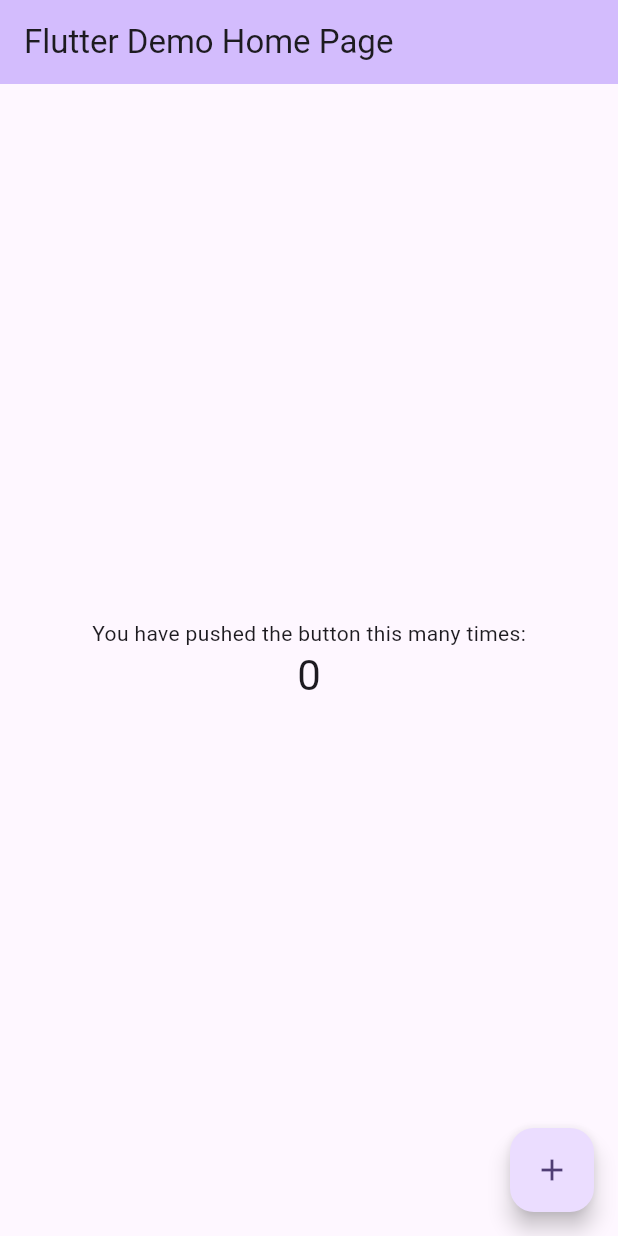
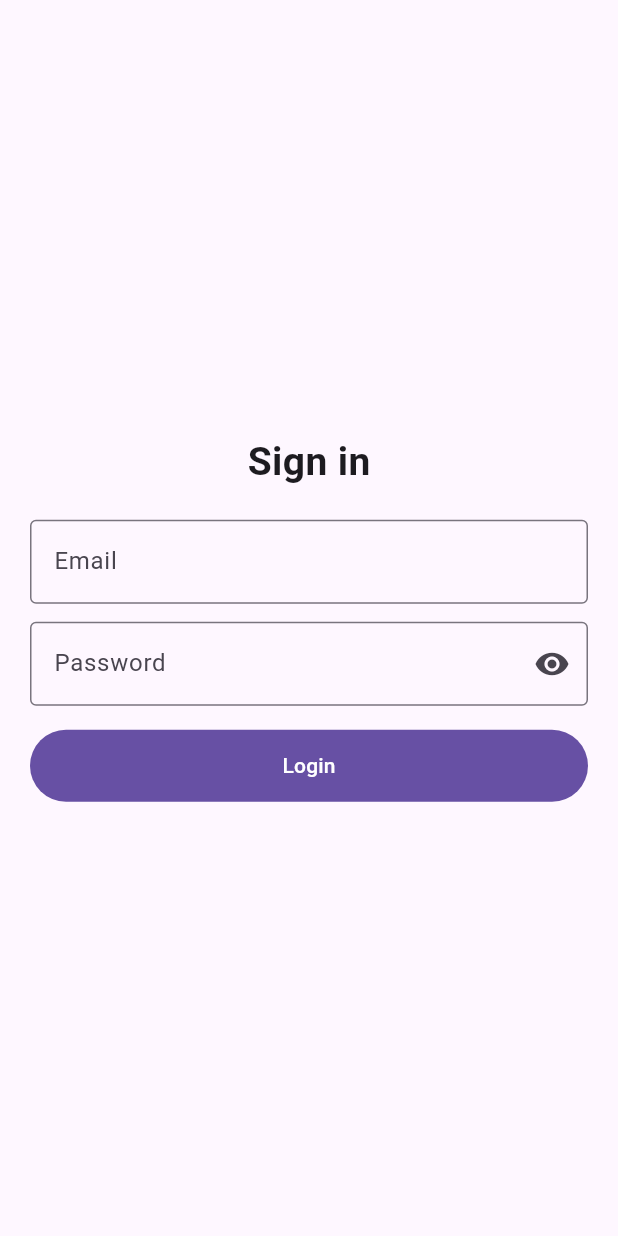
Before and after one commit to gabriel-a-vieira/app_front_mobile, a Flutter app: the screen it shows after launch, on a phone screen of 412 x 824 dp. Run offline on Flutter 3.47's test engine with Material 3 defaults, Android fonts, the phone set to English and light mode, and no system bars; our stand-ins replace dio, flutter_secure_storage, go_router.

Commit message:
Make the app run for the first time
Adding CORS + dependencies that were missing + adjusting some validations

```diff
--- /dev/null
+++ b/lib/app_router.dart
@@ -0,0 +1,19 @@
+import 'package:go_router/go_router.dart';
+import 'pages/login_page.dart';
+import 'pages/home_page.dart';
+
+GoRouter buildRouter() {
+  return GoRouter(
+    initialLocation: '/login',
+    routes: [
+      GoRoute(
+        path: '/login',
+        builder: (context, state) => const LoginPage(),
+      ),
+      GoRoute(
+        path: '/',
+        builder: (context, state) => const HomePage(),
+      ),
+    ],
+  );
+}
--- a/lib/main.dart
+++ b/lib/main.dart
@@ -1,4 +1,5 @@
 import 'package:flutter/material.dart';
+import 'app_router.dart';  // Importando o arquivo que define o buildRouter
 
 void main() {
   runApp(const MyApp());
@@ -7,115 +8,16 @@ void main() {
 class MyApp extends StatelessWidget {
   const MyApp({super.key});
 
-  // This widget is the root of your application.
   @override
   Widget build(BuildContext context) {
-    return MaterialApp(
-      title: 'Flutter Demo',
+    final router = buildRouter();  // Agora o buildRouter será reconhecido
+
+    return MaterialApp.router(
+      title: 'Agenda App',
+      debugShowCheckedModeBanner: false,
+      routerConfig: router,
       theme: ThemeData(
-        // This is the theme of your application.
-        //
-        // TRY THIS: Try running your application with "flutter run". You'll see
-        // the application has a purple toolbar. Then, without quitting the app,
-        // try changing the seedColor in the colorScheme below to Colors.green
-        // and then invoke "hot reload" (save your changes or press the "hot
-        // reload" button in a Flutter-supported IDE, or press "r" if you used
-        // the command line to start the app).
-        //
-        // Notice that the counter didn't reset back to zero; the application
-        // state is not lost during the reload. To reset the state, use hot
-        // restart instead.
-        //
-        // This works for code too, not just values: Most code changes can be
-        // tested with just a hot reload.
-        colorScheme: .fromSeed(seedColor: Colors.deepPurple),
-      ),
-      home: const MyHomePage(title: 'Flutter Demo Home Page'),
-    );
-  }
-}
-
-class MyHomePage extends StatefulWidget {
-  const MyHomePage({super.key, required this.title});
-
-  // This widget is the home page of your application. It is stateful, meaning
-  // that it has a State object (defined below) that contains fields that affect
-  // how it looks.
-
-  // This class is the configuration for the state. It holds the values (in this
-  // case the title) provided by the parent (in this case the App widget) and
-  // used by the build method of the State. Fields in a Widget subclass are
-  // always marked "final".
-
-  final String title;
-
-  @override
-  State<MyHomePage> createState() => _MyHomePageState();
-}
-
-class _MyHomePageState extends State<MyHomePage> {
-  int _counter = 0;
-
-  void _incrementCounter() {
-    setState(() {
-      // This call to setState tells the Flutter framework that something has
-      // changed in this State, which causes it to rerun the build method below
-      // so that the display can reflect the updated values. If we changed
-      // _counter without calling setState(), then the build method would not be
-      // called again, and so nothing would appear to happen.
-      _counter++;
-    });
-  }
-
-  @override
-  Widget build(BuildContext context) {
-    // This method is rerun every time setState is called, for instance as done
-    // by the _incrementCounter method above.
-    //
-    // The Flutter framework has been optimized to make rerunning build methods
-    // fast, so that you can just rebuild anything that needs updating rather
-    // than having to individually change instances of widgets.
-    return Scaffold(
-      appBar: AppBar(
-        // TRY THIS: Try changing the color here to a specific color (to
-        // Colors.amber, perhaps?) and trigger a hot reload to see the AppBar
-        // change color while the other colors stay the same.
-        backgroundColor: Theme.of(context).colorScheme.inversePrimary,
-        // Here we take the value from the MyHomePage object that was created by
-        // the App.build method, and use it to set our appbar title.
-        title: Text(widget.title),
-      ),
-      body: Center(
-        // Center is a layout widget. It takes a single child and positions it
-        // in the middle of the parent.
-        child: Column(
-          // Column is also a layout widget. It takes a list of children and
-          // arranges them vertically. By default, it sizes itself to fit its
-          // children horizontally, and tries to be as tall as its parent.
-          //
-          // Column has various properties to control how it sizes itself and
-          // how it positions its children. Here we use mainAxisAlignment to
-          // center the children vertically; the main axis here is the vertical
-          // axis because Columns are vertical (the cross axis would be
-          // horizontal).
-          //
-          // TRY THIS: Invoke "debug painting" (choose the "Toggle Debug Paint"
-          // action in the IDE, or press "p" in the console), to see the
-          // wireframe for each widget.
-          mainAxisAlignment: .center,
-          children: [
-            const Text('You have pushed the button this many times:'),
-            Text(
-              '$_counter',
-              style: Theme.of(context).textTheme.headlineMedium,
-            ),
-          ],
-        ),
-      ),
-      floatingActionButton: FloatingActionButton(
-        onPressed: _incrementCounter,
-        tooltip: 'Increment',
-        child: const Icon(Icons.add),
+        useMaterial3: true,
       ),
     );
   }
--- /dev/null
+++ b/lib/pages/login_page.dart
@@ -0,0 +1,161 @@
+import 'package:flutter/material.dart';
+import 'package:go_router/go_router.dart';
+import '../services/auth_service.dart';
+import '../storage/token_storage.dart';
+
+class LoginPage extends StatefulWidget {
+  const LoginPage({super.key});
+
+  @override
+  State<LoginPage> createState() => _LoginPageState();
+}
+
+class _LoginPageState extends State<LoginPage> {
+  final _formKey = GlobalKey<FormState>();
+
+  final _emailCtrl = TextEditingController();
+  final _passCtrl = TextEditingController();
+
+  bool _loading = false;
+  bool _obscure = true;
+
+  // TODO: set your backend url here
+  final _authService = AuthService(baseUrl: 'http://localhost:8081');
+  final _tokenStorage = TokenStorage();
+
+  @override
+  void dispose() {
+    _emailCtrl.dispose();
+    _passCtrl.dispose();
+    super.dispose();
+  }
+
+  Future<void> _submit() async {
+    final isValid = _formKey.currentState?.validate() ?? false;
+    if (!isValid) return;
+
+    setState(() => _loading = true);
+
+    try {
+      final token = await _authService.login(
+        email: _emailCtrl.text.trim(),
+        password: _passCtrl.text,
+      );
+
+      await _tokenStorage.saveAccessToken(token);
+
+      if (!mounted) return;
+      context.go('/'); // home
+    } catch (e) {
+      if (!mounted) return;
+      ScaffoldMessenger.of(context).showSnackBar(
+        const SnackBar(content: Text('Login failed. Check credentials.')),
+      );
+    } finally {
+      if (mounted) setState(() => _loading = false);
+    }
+  }
+
+  @override
+  Widget build(BuildContext context) {
+    return Scaffold(
+      body: LayoutBuilder(
+        builder: (context, constraints) {
+          final isWide = constraints.maxWidth >= 700;
+
+          final content = Form(
+            key: _formKey,
+            child: Column(
+              mainAxisSize: MainAxisSize.min,
+              children: [
+                const Text(
+                  'Sign in',
+                  style: TextStyle(fontSize: 26, fontWeight: FontWeight.w700),
+                ),
+                const SizedBox(height: 20),
+
+                TextFormField(
+                  controller: _emailCtrl,
+                  keyboardType: TextInputType.emailAddress,
+                  autofillHints: const [AutofillHints.email],
+                  decoration: const InputDecoration(
+                    labelText: 'Email',
+                    border: OutlineInputBorder(),
+                  ),
+                  validator: (v) {
+                    final value = (v ?? '').trim();
+                    if (value.isEmpty) return 'Email required';
+                    if (!value.contains('@')) return 'Invalid email';
+                    return null;
+                  },
+                ),
+                const SizedBox(height: 12),
+
+                TextFormField(
+                  controller: _passCtrl,
+                  obscureText: _obscure,
+                  autofillHints: const [AutofillHints.password],
+                  decoration: InputDecoration(
+                    labelText: 'Password',
+                    border: const OutlineInputBorder(),
+                    suffixIcon: IconButton(
+                      onPressed: () => setState(() => _obscure = !_obscure),
+                      icon: Icon(_obscure ? Icons.visibility : Icons.visibility_off),
+                    ),
+                  ),
+                  validator: (v) {
+                    final value = v ?? '';
+                    if (value.isEmpty) return 'Password required';
+                    return null;
+                  },
+                ),
+                const SizedBox(height: 16),
+
+                SizedBox(
+                  width: double.infinity,
+                  height: 48,
+                  child: FilledButton(
+                    onPressed: _loading ? null : _submit,
+                    child: _loading
+                        ? const SizedBox(
+                            width: 18,
+                            height: 18,
+                            child: CircularProgressIndicator(strokeWidth: 2),
+                          )
+                        : const Text('Login'),
+                  ),
+                ),
+              ],
+            ),
+          );
+
+          // Mobile: full width with padding
+          if (!isWide) {
+            return Center(
+              child: SingleChildScrollView(
+                padding: const EdgeInsets.all(20),
+                child: content,
+              ),
+            );
+          }
+
+          // Web/wide: centered card with max width
+          return Center(
+            child: SingleChildScrollView(
+              padding: const EdgeInsets.all(24),
+              child: ConstrainedBox(
+                constraints: const BoxConstraints(maxWidth: 420),
+                child: Card(
+                  child: Padding(
+                    padding: const EdgeInsets.all(20),
+                    child: content,
+                  ),
+                ),
+              ),
+            ),
+          );
+        },
+      ),
+    );
+  }
+}
--- /dev/null
+++ b/lib/services/auth_service.dart
@@ -0,0 +1,37 @@
+import 'package:dio/dio.dart';
+
+class AuthService {
+  AuthService({
+    Dio? dio,
+    required this.baseUrl,
+  }) : _dio = dio ?? Dio();
+
+  final Dio _dio;
+  final String baseUrl;
+
+  Future<String> login({
+    required String email,
+    required String password,
+  }) async {
+    final url = '$baseUrl/auth/login';
+
+    final response = await _dio.post(
+      url,
+      data: {
+        'email': email,
+        'password': password,
+      },
+      options: Options(
+        headers: {'Content-Type': 'application/json'},
+      ),
+    );
+
+    final data = response.data;
+
+    if (data is Map && data['accessToken'] is String) {
+      return data['accessToken'] as String;
+    }
+
+    throw Exception('Invalid login response');
+  }
+}
--- /dev/null
+++ b/lib/storage/token_storage.dart
@@ -0,0 +1,18 @@
+import 'package:flutter_secure_storage/flutter_secure_storage.dart';
+
+class TokenStorage {
+  static const _storage = FlutterSecureStorage();
+  static const _kAccessToken = 'access_token';
+
+  Future<void> saveAccessToken(String token) async {
+    await _storage.write(key: _kAccessToken, value: token);
+  }
+
+  Future<String?> getAccessToken() async {
+    return _storage.read(key: _kAccessToken);
+  }
+
+  Future<void> clear() async {
+    await _storage.delete(key: _kAccessToken);
+  }
+}
--- a/pubspec.yaml
+++ b/pubspec.yaml
@@ -30,6 +30,9 @@ environment:
 dependencies:
   flutter:
     sdk: flutter
+  go_router: ^6.0.0
+  dio: ^5.7.0
+  flutter_secure_storage: ^9.2.2
 
   # The following adds the Cupertino Icons font to your application.
   # Use with the CupertinoIcons class for iOS style icons.
```
Also changed, not shown: lib/pages/home_page.dart (added, +32 -0 lines), pubspec.lock, 5 other files.
